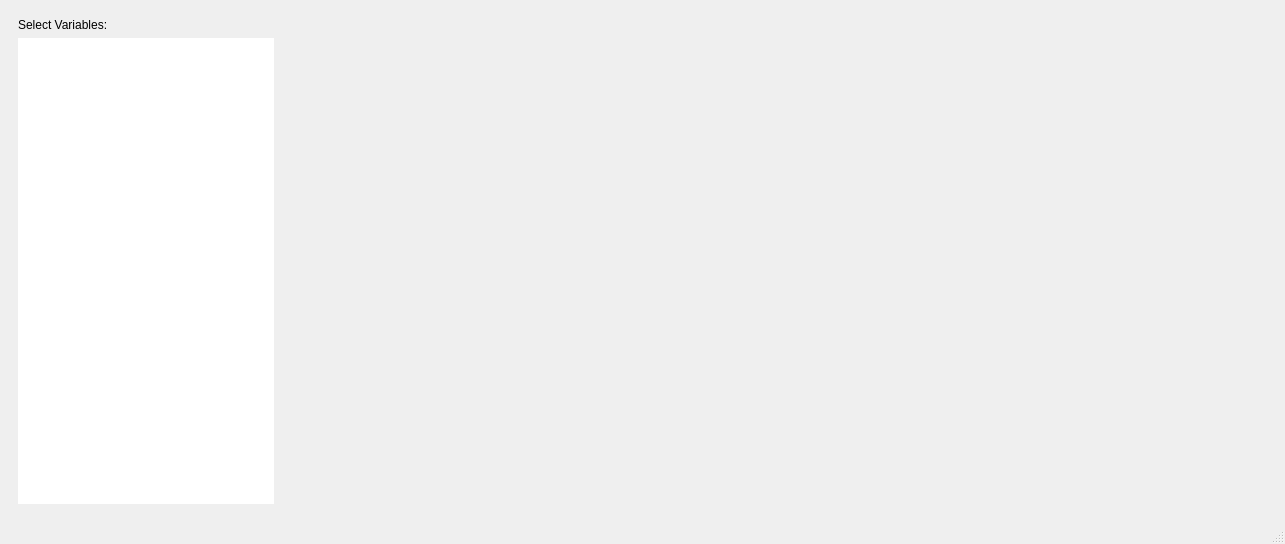
Qt form vcorr/gui/correlations_gui.ui (diego0020/correlation_viewer) before a commit.
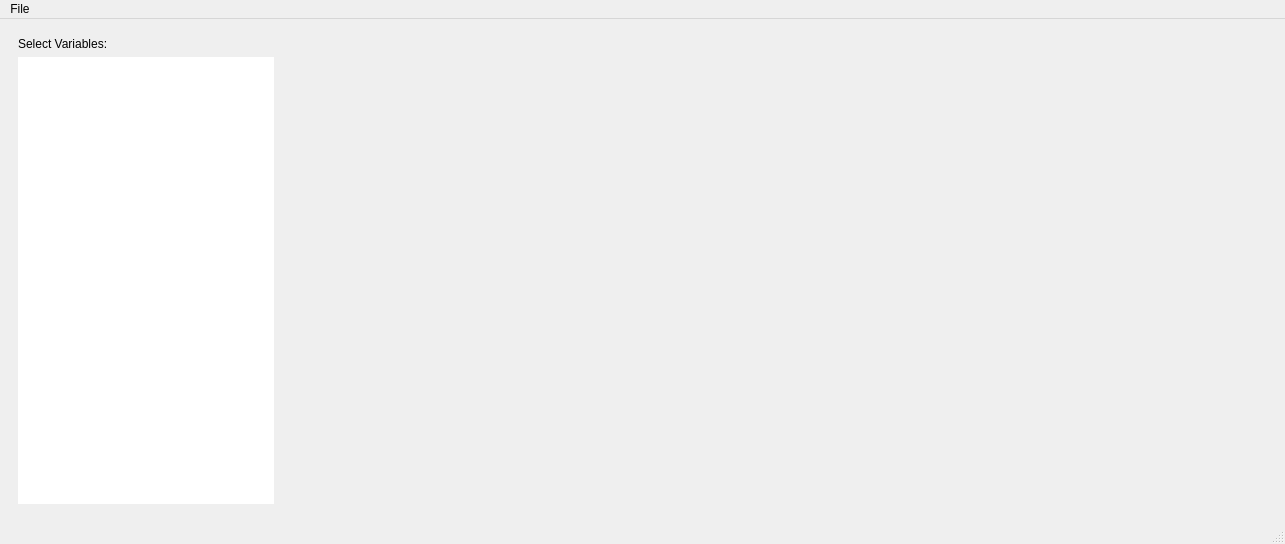
The same form after that commit.

Patch:
```diff
--- a/vcorr/gui/correlations_gui.ui
+++ b/vcorr/gui/correlations_gui.ui
@@ -78,6 +78,14 @@
      <height>26</height>
     </rect>
    </property>
+   <widget class="QMenu" name="menuFile">
+    <property name="title">
+     <string>File</string>
+    </property>
+    <addaction name="actionSave_Matrix"/>
+    <addaction name="actionSave_Scatter"/>
+   </widget>
+   <addaction name="menuFile"/>
   </widget>
   <widget class="QStatusBar" name="statusbar"/>
   <action name="actionSave_Scenario">
```
Left out of the diff: 10 changed lines with no effect on the pictures.
